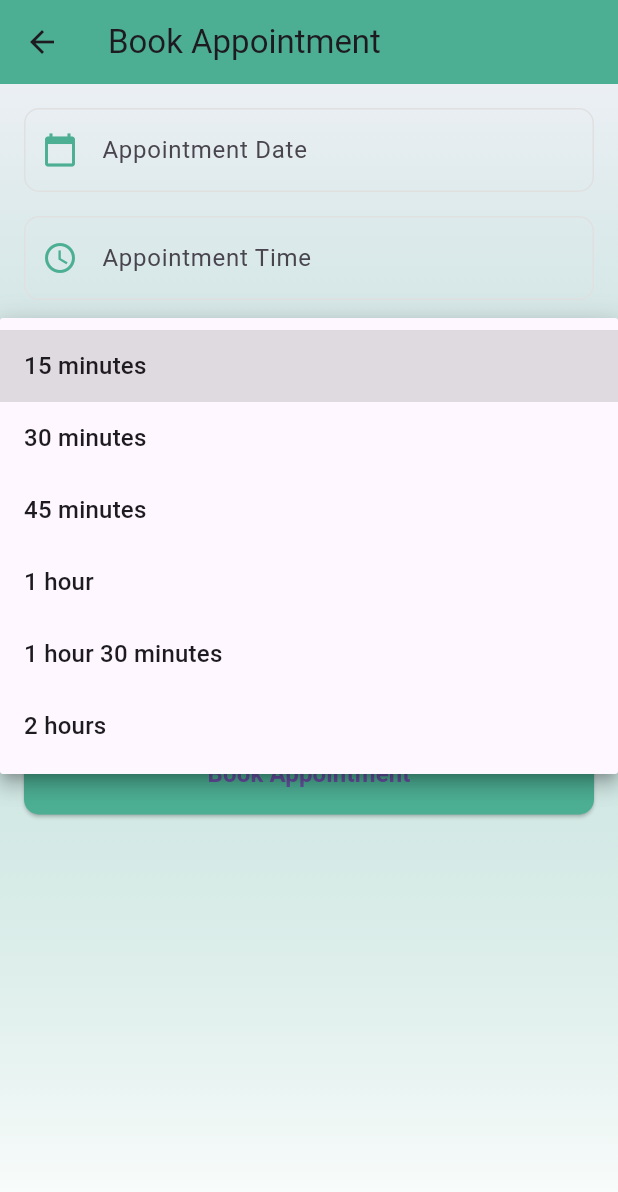
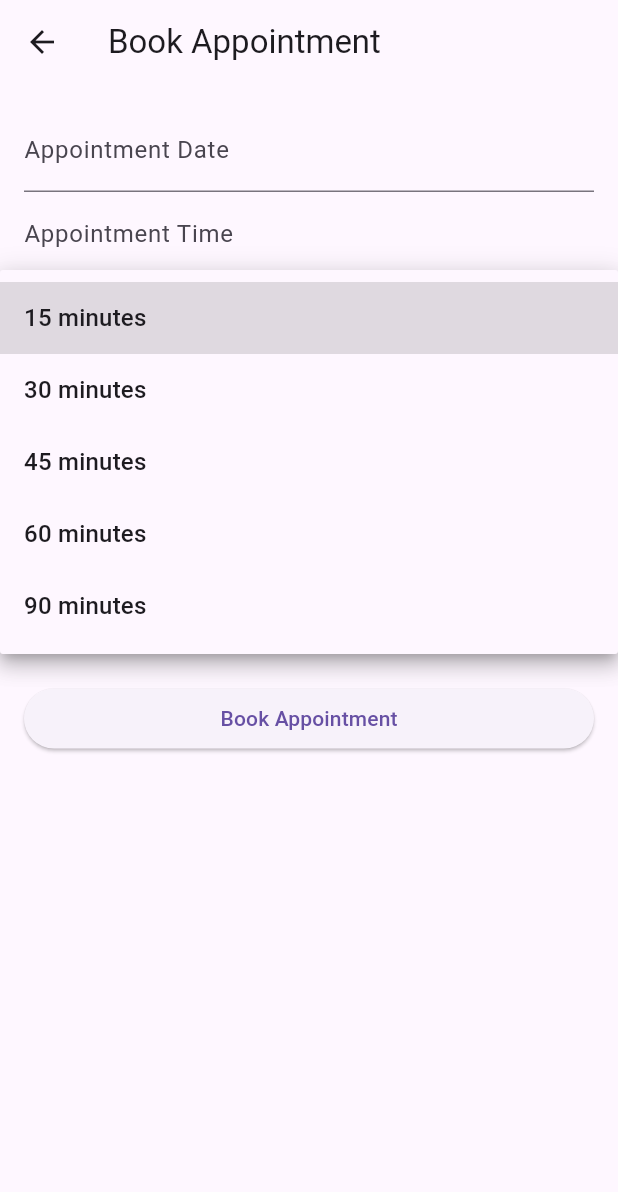
Before and after one commit to Munaafifah/Wellcheck-Mobile, a Flutter app: the AppointmentPage screen opened directly, after a tap on "Appointment Duration", on a phone screen of 412 x 824 dp. Shown: the top 1192 px of the screen. Run offline on Flutter 3.47's test engine with Material 3 defaults, Android fonts, the phone set to English and light mode, and no system bars.

Commit message:
Appointment

```diff
--- a/lib/appointment_model.dart
+++ b/lib/appointment_model.dart
@@ -1,45 +1,66 @@
 class Appointment {
-  final String? id;
-  final String doctorId;
-  final DateTime appointmentDateTime;
+  final DateTime appointmentDate;
+  final String appointmentTime; // String to represent time in a readable format
   final String duration;
   final String typeOfSickness;
   final String additionalNotes;
-  final String userId;
+  final double appointmentCost; // Cost of the appointment
 
   Appointment({
-    this.id,
-    required this.doctorId,
-    required this.appointmentDateTime,
+    required this.appointmentDate,
+    required this.appointmentTime,
     required this.duration,
     required this.typeOfSickness,
     required this.additionalNotes,
-    required this.userId,
+    required this.appointmentCost, // Added appointment cost as a required field
   });
 
   // Convert Appointment object to JSON
   Map<String, dynamic> toJson() {
     return {
-      'id': id,
-      'doctorId': doctorId,
-      'appointmentDateTime': appointmentDateTime.toIso8601String(),
+      'appointmentDate': appointmentDate.toIso8601String().split('T')[0], // Only the date
+      'appointmentTime': appointmentTime, // Time as a string (e.g., "14:30")
       'duration': duration,
       'typeOfSickness': typeOfSickness,
       'additionalNotes': additionalNotes,
-      'userId': userId,
+      'appointmentCost': appointmentCost, // Include appointment cost
     };
   }
 
   // Create Appointment object from JSON
   factory Appointment.fromJson(Map<String, dynamic> json) {
     return Appointment(
-      id: json['id'],
-      doctorId: json['doctorId'],
-      appointmentDateTime: DateTime.parse(json['appointmentDateTime']),
+      appointmentDate: DateTime.parse(json['appointmentDate']),
+      appointmentTime: json['appointmentTime'],
       duration: json['duration'],
       typeOfSickness: json['typeOfSickness'],
       additionalNotes: json['additionalNotes'],
-      userId: json['userId'],
+      appointmentCost: json['appointmentCost'], // Parse appointment cost from JSON
+    );
+  }
+
+  // Method to calculate the cost of the appointment based on duration
+  static double calculateCost(String duration) {
+    final durationMinutes = int.tryParse(duration.replaceAll(RegExp(r'[^0-9]'), '')) ?? 0;
+    return durationMinutes * 1.0; // RM1 per minute
+  }
+
+  // Factory to create an Appointment and calculate cost dynamically
+  factory Appointment.withCalculatedCost({
+    required DateTime appointmentDate,
+    required String appointmentTime,
+    required String duration,
+    required String typeOfSickness,
+    required String additionalNotes,
+  }) {
+    final cost = calculateCost(duration);
+    return Appointment(
+      appointmentDate: appointmentDate,
+      appointmentTime: appointmentTime,
+      duration: duration,
+      typeOfSickness: typeOfSickness,
+      additionalNotes: additionalNotes,
+      appointmentCost: cost,
     );
   }
 }
--- a/lib/appointment_page.dart
+++ b/lib/appointment_page.dart
@@ -1,6 +1,6 @@
 import 'package:flutter/material.dart';
-import 'appointment_model.dart';
-import 'appointment_service.dart';
+import 'appointment_model.dart'; // Import the adjusted model
+import 'appointment_service.dart'; // Import the service for booking appointments
 
 class AppointmentPage extends StatefulWidget {
   const AppointmentPage({super.key});
@@ -13,38 +13,49 @@ class _AppointmentPageState extends State<AppointmentPage> {
   final _formKey = GlobalKey<FormState>();
   final AppointmentService _service = AppointmentService();
 
-  String? _selectedDoctor;
   DateTime? _selectedDate;
   TimeOfDay? _selectedTime;
   String? _selectedDuration;
   String? _selectedSicknessType;
   String _additionalNotes = '';
+  double _calculatedCost = 0.0;
+
+  // Function to calculate cost based on duration
+  void _calculateCost(String? duration) {
+    if (duration != null) {
+      final durationMinutes =
+          int.tryParse(duration.replaceAll(RegExp(r'[^0-9]'), '')) ?? 0;
+      setState(() {
+        _calculatedCost = durationMinutes * 1.0; // RM1 per minute
+      });
+    } else {
+      setState(() {
+        _calculatedCost = 0.0;
+      });
+    }
+  }
 
   void _submitForm() async {
     if (_formKey.currentState?.validate() ?? false) {
       _formKey.currentState?.save();
 
+      // Prepare the `Appointment` object
       final appointment = Appointment(
-        doctorId: _selectedDoctor!,
-        appointmentDateTime: DateTime(
-          _selectedDate!.year,
-          _selectedDate!.month,
-          _selectedDate!.day,
-          _selectedTime!.hour,
-          _selectedTime!.minute,
-        ),
+        appointmentDate: _selectedDate!, // Date only
+        appointmentTime:
+            '${_selectedTime!.hour.toString().padLeft(2, '0')}:${_selectedTime!.minute.toString().padLeft(2, '0')}', // Time formatted as HH:mm
         duration: _selectedDuration!,
         typeOfSickness: _selectedSicknessType!,
         additionalNotes: _additionalNotes,
-        userId: "003",
+        appointmentCost: _calculatedCost,
       );
 
       try {
+        // Call service to create an appointment
         await _service.createAppointment(appointment);
         ScaffoldMessenger.of(context).showSnackBar(
           const SnackBar(content: Text('Appointment booked successfully!')),
         );
-        Navigator.pop(context); // Return to previous screen
       } catch (e) {
         ScaffoldMessenger.of(context).showSnackBar(
           SnackBar(content: Text('Failed to book appointment: $e')),
@@ -56,54 +67,16 @@ class _AppointmentPageState extends State<AppointmentPage> {
   @override
   Widget build(BuildContext context) {
     return Scaffold(
-      appBar: AppBar(
-        title: const Text('Book Appointment'),
-        backgroundColor: const Color(0xFF4CAF93),
-        elevation: 0,
-      ),
-      body: Container(
-        decoration: BoxDecoration(
-          gradient: LinearGradient(
-            begin: Alignment.topCenter,
-            end: Alignment.bottomCenter,
-            colors: [
-              const Color(0xFF4CAF93).withOpacity(0.1),
-              Colors.white,
-            ],
-          ),
-        ),
-        child: Padding(
+      appBar: AppBar(title: const Text('Book Appointment')),
+      body: Padding(
         padding: const EdgeInsets.all(16.0),
         child: Form(
           key: _formKey,
           child: ListView(
             children: [
-
-
-                _buildDatePicker(),
-                const SizedBox(height: 16),
-                _buildTimePicker(),
-                const SizedBox(height: 16),
-                _buildDurationDropdown(),
-                const SizedBox(height: 16),
-                _buildSicknessTypeDropdown(),
-                const SizedBox(height: 16),
-                _buildAdditionalNotesField(),
-                const SizedBox(height: 24),
-                _buildSubmitButton(),
-              ],
-            ),
-          ),
-        ),
-      ),
-    );
-  }
-
-
-
-  Widget _buildDatePicker() {
-    return TextFormField(
-      decoration: _inputDecoration('Appointment Date', Icons.calendar_today),
+              // Appointment Date Field
+              TextFormField(
+                decoration: const InputDecoration(labelText: 'Appointment Date'),
                 readOnly: true,
                 onTap: () async {
                   final date = await showDatePicker(
@@ -123,12 +96,11 @@ class _AppointmentPageState extends State<AppointmentPage> {
                       ? '${_selectedDate!.toLocal()}'.split(' ')[0]
                       : '',
                 ),
-    );
-  }
+              ),
 
-  Widget _buildTimePicker() {
-    return TextFormField(
-      decoration: _inputDecoration('Appointment Time', Icons.access_time),
+              // Appointment Time Field
+              TextFormField(
+                decoration: const InputDecoration(labelText: 'Appointment Time'),
                 readOnly: true,
                 onTap: () async {
                   final time = await showTimePicker(
@@ -146,19 +118,18 @@ class _AppointmentPageState extends State<AppointmentPage> {
                       ? _selectedTime!.format(context)
                       : '',
                 ),
-    );
-  }
+              ),
 
-  Widget _buildDurationDropdown() {
-    return DropdownButtonFormField<String>(
-      decoration: _inputDecoration('Appointment Duration', Icons.timer_outlined),
+              // Appointment Duration Dropdown
+              DropdownButtonFormField<String>(
+                decoration:
+                    const InputDecoration(labelText: 'Appointment Duration'),
                 items: [
                   '15 minutes',
                   '30 minutes',
                   '45 minutes',
-        '1 hour',
-        '1 hour 30 minutes',
-        '2 hours'
+                  '60 minutes',
+                  '90 minutes',
                 ]
                     .map((duration) => DropdownMenuItem(
                           value: duration,
@@ -167,15 +138,16 @@ class _AppointmentPageState extends State<AppointmentPage> {
                     .toList(),
                 onChanged: (value) {
                   _selectedDuration = value;
+                  _calculateCost(value); // Calculate cost when duration changes
                 },
                 validator: (value) =>
                     value == null ? 'Please select a duration' : null,
-    );
-  }
+              ),
 
-  Widget _buildSicknessTypeDropdown() {
-    return DropdownButtonFormField<String>(
-      decoration: _inputDecoration('Type of Sickness', Icons.health_and_safety_outlined),
+              // Type of Sickness Dropdown
+              DropdownButtonFormField<String>(
+                decoration:
+                    const InputDecoration(labelText: 'Type of Sickness'),
                 items: [
                   'General Checkup',
                   'Cold/Flu',
@@ -196,55 +168,37 @@ class _AppointmentPageState extends State<AppointmentPage> {
                 },
                 validator: (value) =>
                     value == null ? 'Please select a sickness type' : null,
-    );
-  }
+              ),
 
-  Widget _buildAdditionalNotesField() {
-    return TextFormField(
-      decoration: _inputDecoration('Additional Notes', Icons.note_add_outlined),
+              // Additional Notes Field
+              TextFormField(
+                decoration: const InputDecoration(labelText: 'Additional Notes'),
                 maxLines: 3,
                 onSaved: (value) {
                   _additionalNotes = value ?? '';
                 },
-    );
-  }
+              ),
 
-  Widget _buildSubmitButton() {
-    return ElevatedButton(
-      onPressed: _submitForm,
-      style: ElevatedButton.styleFrom(
-        backgroundColor: const Color(0xFF4CAF93),
-        padding: const EdgeInsets.symmetric(vertical: 16),
-        shape: RoundedRectangleBorder(
-          borderRadius: BorderRadius.circular(10),
+              // Display Calculated Cost
+              Padding(
+                padding: const EdgeInsets.only(top: 16.0),
+                child: Text(
+                  'Estimated Cost: RM${_calculatedCost.toStringAsFixed(2)}',
+                  style: const TextStyle(fontSize: 16, fontWeight: FontWeight.bold),
                 ),
               ),
-      child: const Text(
-        'Book Appointment',
-        style: TextStyle(
-          fontSize: 16,
-          fontWeight: FontWeight.bold,
+
+              const SizedBox(height: 16),
+
+              // Submit Button
+              ElevatedButton(
+                onPressed: _submitForm,
+                child: const Text('Book Appointment'),
+              ),
+            ],
+          ),
         ),
       ),
     );
   }
-
-  InputDecoration _inputDecoration(String label, IconData icon) {
-    return InputDecoration(
-      labelText: label,
-      prefixIcon: Icon(icon, color: const Color(0xFF4CAF93)),
-      border: OutlineInputBorder(
-        borderRadius: BorderRadius.circular(10),
-        borderSide: BorderSide(color: Colors.grey.shade300),
-      ),
-      enabledBorder: OutlineInputBorder(
-        borderRadius: BorderRadius.circular(10),
-        borderSide: BorderSide(color: Colors.grey.shade300),
-      ),
-      focusedBorder: OutlineInputBorder(
-        borderRadius: BorderRadius.circular(10),
-        borderSide: const BorderSide(color: Color(0xFF4CAF93), width: 2),
-      ),
-    );
 }
-}
```
Also changed, not shown: lib/appointment_service.dart (+5 -16 lines), lib/viewListAppointment.dart (+7 -5 lines), 1 other file. Lines whose indentation alone changed are shown as unchanged.
